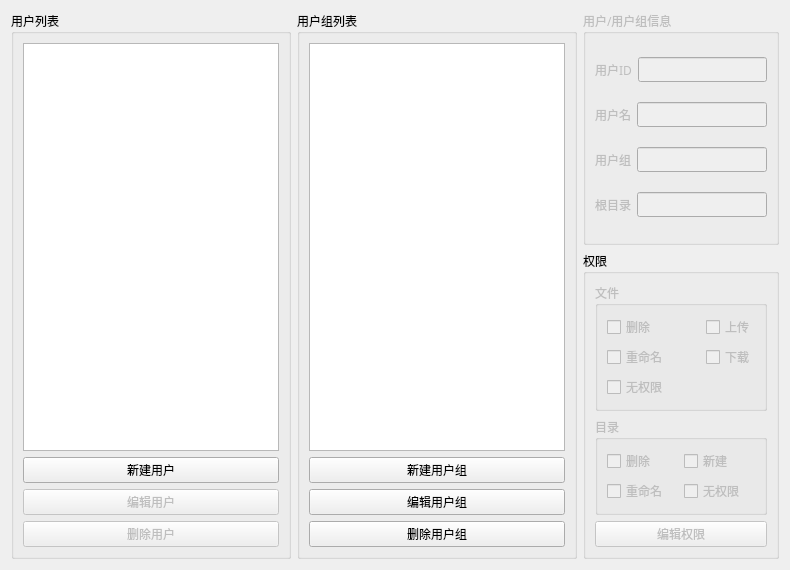
z1908144712/QtFtpServer, file setusergroupwindow.ui: the form before one commit.
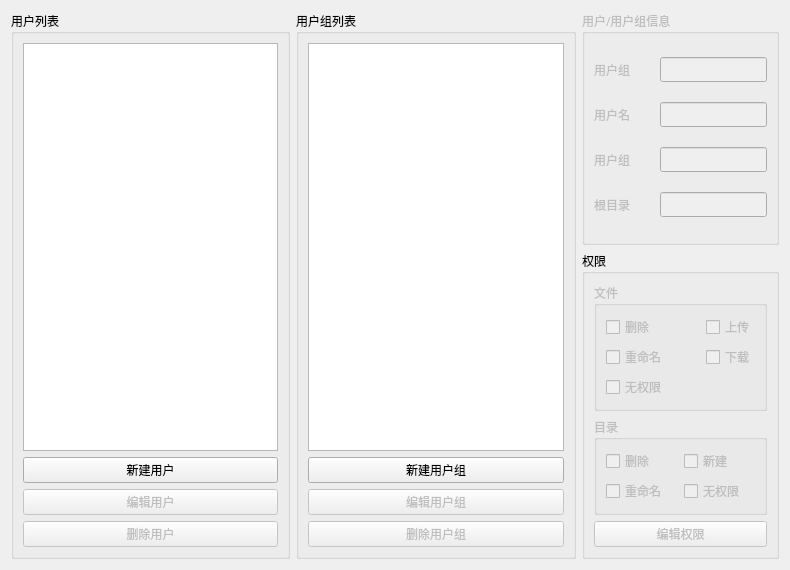
The form after the commit.

What changed in the file:
```diff
--- a/setusergroupwindow.ui
+++ b/setusergroupwindow.ui
@@ -88,17 +88,29 @@
           <property name="text">
            <string>新建用户组</string>
           </property>
+          <property name="checkable">
+           <bool>false</bool>
+          </property>
          </widget>
         </item>
         <item>
          <widget class="QPushButton" name="edit_group">
+          <property name="enabled">
+           <bool>false</bool>
+          </property>
           <property name="text">
            <string>编辑用户组</string>
           </property>
+          <property name="checkable">
+           <bool>false</bool>
+          </property>
          </widget>
         </item>
         <item>
          <widget class="QPushButton" name="delete_group">
+          <property name="enabled">
+           <bool>false</bool>
+          </property>
           <property name="text">
            <string>删除用户组</string>
           </property>
@@ -124,8 +136,20 @@
          <layout class="QHBoxLayout" name="horizontalLayout_2">
           <item>
            <widget class="QLabel" name="label_id">
+            <property name="minimumSize">
+             <size>
+              <width>60</width>
+              <height>0</height>
+             </size>
+            </property>
+            <property name="maximumSize">
+             <size>
+              <width>60</width>
+              <height>16777215</height>
+             </size>
+            </property>
             <property name="text">
-             <string>用户ID</string>
+             <string>用户组</string>
             </property>
            </widget>
           </item>
@@ -142,6 +166,18 @@
          <layout class="QHBoxLayout" name="horizontalLayout_3">
           <item>
            <widget class="QLabel" name="label_name">
+            <property name="minimumSize">
+             <size>
+              <width>60</width>
+              <height>0</height>
+             </size>
+            </property>
+            <property name="maximumSize">
+             <size>
+              <width>60</width>
+              <height>16777215</height>
+             </size>
+            </property>
             <property name="text">
              <string>用户名</string>
             </property>
@@ -160,6 +196,18 @@
          <layout class="QHBoxLayout" name="horizontalLayout_4">
           <item>
            <widget class="QLabel" name="label_group">
+            <property name="minimumSize">
+             <size>
+              <width>60</width>
+              <height>0</height>
+             </size>
+            </property>
+            <property name="maximumSize">
+             <size>
+              <width>60</width>
+              <height>16777215</height>
+             </size>
+            </property>
             <property name="text">
              <string>用户组</string>
             </property>
@@ -178,6 +226,18 @@
          <layout class="QHBoxLayout" name="horizontalLayout_5">
           <item>
            <widget class="QLabel" name="label_path">
+            <property name="minimumSize">
+             <size>
+              <width>60</width>
+              <height>0</height>
+             </size>
+            </property>
+            <property name="maximumSize">
+             <size>
+              <width>60</width>
+              <height>16777215</height>
+             </size>
+            </property>
             <property name="text">
              <string>根目录</string>
             </property>
```
